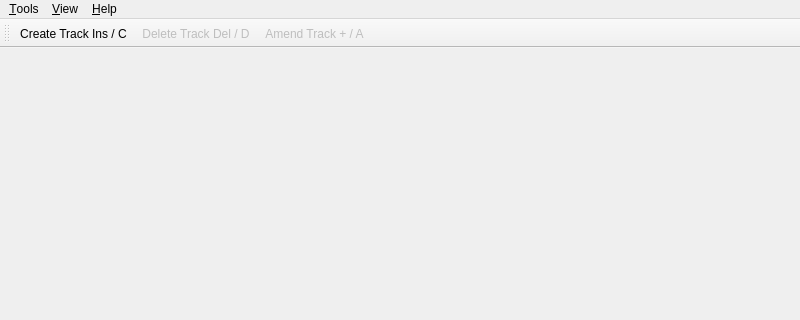
Before: the Qt Designer form sealtk/noaa/gui/Window.ui in Kitware/seal-tk, drawn with Qt 5; both pictures show x 0 to 800 and y 0 to 320 of the 800 by 600 pixel window.
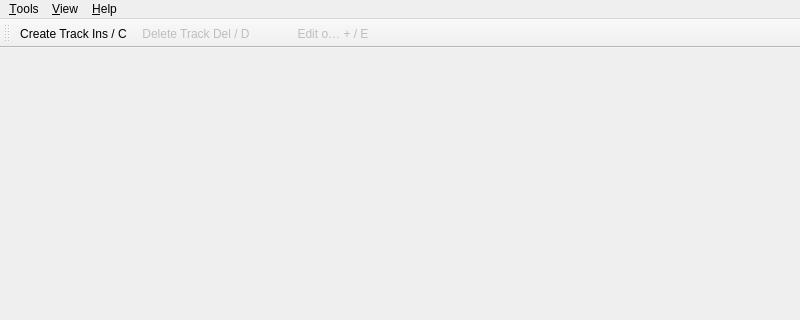
After: the same form once the commit is applied. Icons and pictures are not drawn. Custom widgets are drawn as their Qt base class.

Commit message: Modify shortcuts and strings

```diff
--- a/sealtk/noaa/gui/Window.ui
+++ b/sealtk/noaa/gui/Window.ui
@@ -263,7 +263,7 @@
     <iconset theme="edit-amend"/>
    </property>
    <property name="text">
-    <string>&amp;Amend Track&#9;+ / A</string>
+    <string>&amp;Edit or Add To Track&#9;+ / E</string>
    </property>
    <property name="shortcut">
     <string>+</string>
```
Left out of the diff: 4 changed lines with no effect on the pictures. The commit also changes 1 other file.
